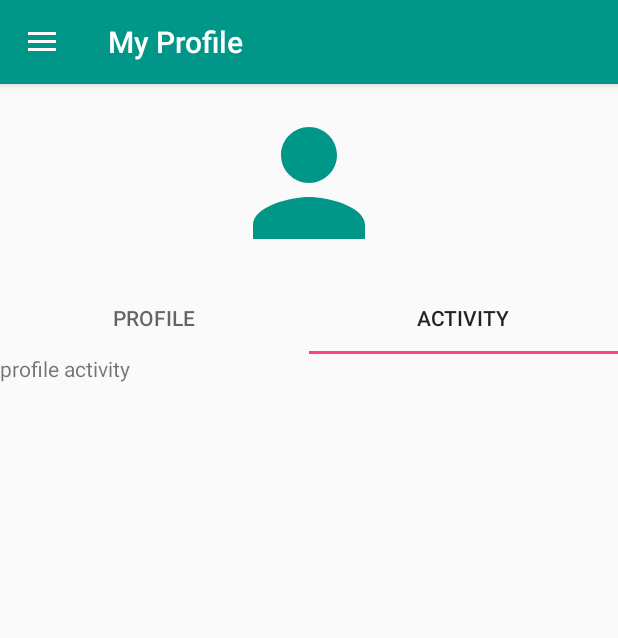
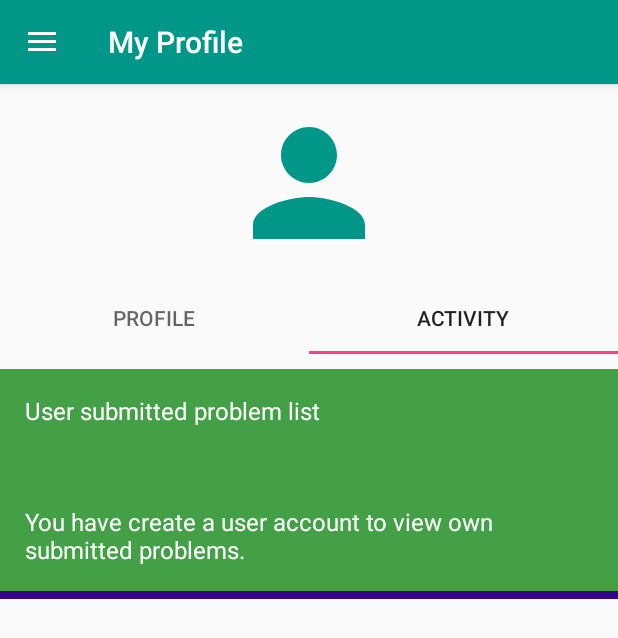
Before and after one commit to khayrul-atiq/ComplainBox2, an Android app: the fragment MyProfile placed in its activity, tab 2 chosen, on a phone screen of 412 x 824 dp. Shown: the top 638 px of the screen. Run offline under Robolectric (Android 15) with nearby library versions, the phone set to English and light mode, and no system bars; our stand-ins replace Volley; libraries missing offline, so code that uses them is left out: at.markushi.ui; network calls fail; 12 statements that could not run were skipped.

Commit message:
user profile without swip view

```diff
--- a/app/src/main/java/com/example/olife/complainbox2/MyProfile.java
+++ b/app/src/main/java/com/example/olife/complainbox2/MyProfile.java
@@ -34,19 +34,52 @@ public class MyProfile extends Fragment {
         super.onViewCreated(view, savedInstanceState);
         getActivity().setTitle("My Profile");
 
-        //replaceFragment(new ProfileInformation(),0);
+        replaceFragment(new ProfileInformation(),0);
 
 
-        ViewPager viewPager = getActivity().findViewById(R.id.viewPagerContainer);
-        setupViewPager(viewPager);
+        //ViewPager viewPager = getActivity().findViewById(R.id.viewPagerContainer);
+        //setupViewPager(viewPager);
 
 
         TabLayout tabLayout = getActivity().findViewById(R.id.tabLayout);
-        tabLayout.setupWithViewPager(viewPager);
+        //tabLayout.setupWithViewPager(viewPager);
+
+
+        tabLayout.setOnTabSelectedListener(new TabLayout.OnTabSelectedListener() {
+            @Override
+            public void onTabSelected(TabLayout.Tab tab) {
+
+                if(tab.getPosition()==0) replaceFragment(new ProfileInformation(),tab.getPosition());
+                else if (tab.getPosition()==1) replaceFragment(new ProfileAcivity(),tab.getPosition());
+
+            }
+
+            @Override
+            public void onTabUnselected(TabLayout.Tab tab) {
+
+            }
+
+            @Override
+            public void onTabReselected(TabLayout.Tab tab) {
+
+            }
+        });
 
     }
 
+    private void replaceFragment(Fragment fragment, int currentTab) {
+        FragmentManager fragmentManager = getActivity().getSupportFragmentManager();
+        FragmentTransaction transaction = fragmentManager.beginTransaction();
 
+        if(previousTab> currentTab) transaction.setCustomAnimations(R.anim.slide_from_left,R.anim.slide_to_right);
+        else transaction.setCustomAnimations(R.anim.slide_from_right, R.anim.slide_to_left);
+
+        transaction.replace(R.id.viewPagerContainer, fragment);
+        previousTab = currentTab;
+        transaction.commit();
+    }
+
+/*
     private void setupViewPager(ViewPager viewPager) {
         ViewPagerAdapter adapter = new ViewPagerAdapter(getActivity().getSupportFragmentManager());
         adapter.addFragment(new ProfileInformation(), "Profile");
@@ -84,4 +117,6 @@ public class MyProfile extends Fragment {
         }
     }
 
+*/
+
 }
--- /dev/null
+++ b/app/src/main/java/com/example/olife/complainbox2/ProblemInformation.java
@@ -0,0 +1,29 @@
+package com.example.olife.complainbox2;
+
+public class ProblemInformation {
+
+    private String problemDescription,problemCategory,problemSubmissionDate,problemStatus;
+
+    public ProblemInformation(String problemDescription, String problemCategory, String problemSubmissionDate, String problemStatus) {
+        this.problemDescription = problemDescription;
+        this.problemCategory = problemCategory;
+        this.problemSubmissionDate = problemSubmissionDate;
+        this.problemStatus = problemStatus;
+    }
+
+    public String getProblemDescription() {
+        return problemDescription;
+    }
+
+    public String getProblemCategory() {
+        return problemCategory;
+    }
+
+    public String getProblemSubmissionDate() {
+        return problemSubmissionDate;
+    }
+
+    public String getProblemStatus() {
+        return problemStatus;
+    }
+}
--- /dev/null
+++ b/app/src/main/java/com/example/olife/complainbox2/ProblemInformationCustomAdapter.java
@@ -0,0 +1,80 @@
+package com.example.olife.complainbox2;
+
+import android.content.Context;
+import android.support.annotation.NonNull;
+import android.util.Log;
+import android.view.LayoutInflater;
+import android.view.View;
+import android.view.ViewGroup;
+import android.widget.ArrayAdapter;
+import android.widget.TextView;
+
+import java.util.ArrayList;
+
+/**
+ * Created by olife on 4/6/2018.
+ */
+
+public class ProblemInformationCustomAdapter extends ArrayAdapter<ProblemInformation>{
+
+
+
+    private final Context context;
+    private ArrayList<ProblemInformation> values = new ArrayList<>();
+    private boolean isAccount;
+
+    public ProblemInformationCustomAdapter(Context context, ArrayList<ProblemInformation> values, boolean isAccount) {
+        super(context, -1, values);
+        this.context = context;
+        this.values = values;
+        this.isAccount = isAccount;
+    }
+
+    @NonNull
+    @Override
+    public View getView(final int position, View convertView, ViewGroup parent) {
+
+        LayoutInflater inflater = (LayoutInflater) context.getSystemService(Context.LAYOUT_INFLATER_SERVICE);
+
+
+            if(isAccount){
+                //if (convertView == null) {
+                convertView = inflater.inflate(R.layout.layout_activity_information_row, null);
+                //}
+
+                TextView problemDescription = convertView.findViewById(R.id.problem_des);
+                TextView problemCategory = convertView.findViewById(R.id.problem_category);
+                TextView problemSubmissionDate = convertView.findViewById(R.id.problem_submission_date);
+                TextView problemStatus = convertView.findViewById(R.id.problem_current_status);
+
+                problemDescription.setText(problemDescription.getText() + values.get(position).getProblemDescription());
+                problemCategory.setText(problemCategory.getText()+values.get(position).getProblemCategory());
+                problemSubmissionDate.setText(problemSubmissionDate+values.get(position).getProblemSubmissionDate());
+                problemStatus.setText(problemStatus.getText()+values.get(position).getProblemStatus());
+            }
+
+
+            else{
+                Log.d("empty user", "getView: work");
+
+                //if (convertView == null) {
+                convertView = inflater.inflate(R.layout.layout_activity_information_row, null);
+                //}
+
+                TextView problemDescription = convertView.findViewById(R.id.problem_des);
+                TextView problemCategory = convertView.findViewById(R.id.problem_category);
+                TextView problemSubmissionDate = convertView.findViewById(R.id.problem_submission_date);
+                TextView problemStatus = convertView.findViewById(R.id.problem_current_status);
+
+                problemDescription.setText("User submitted problem list");
+                problemCategory.setText("");
+                problemSubmissionDate.setText("");
+                problemStatus.setText("You have create a user account to view own submitted problems.");
+            }
+
+
+        return convertView;
+    }
+
+
+}
--- a/app/src/main/java/com/example/olife/complainbox2/ProfileAcivity.java
+++ b/app/src/main/java/com/example/olife/complainbox2/ProfileAcivity.java
@@ -1,18 +1,48 @@
 package com.example.olife.complainbox2;
 
+import android.app.ProgressDialog;
 import android.content.Context;
 import android.net.Uri;
 import android.os.Bundle;
 import android.support.annotation.NonNull;
 import android.support.annotation.Nullable;
 import android.support.v4.app.Fragment;
+import android.util.Log;
 import android.view.LayoutInflater;
 import android.view.View;
 import android.view.ViewGroup;
+import android.widget.ListView;
+import android.widget.Toast;
 
+import com.android.volley.Request;
+import com.android.volley.RequestQueue;
+import com.android.volley.Response;
+import com.android.volley.VolleyError;
+import com.android.volley.toolbox.StringRequest;
+import com.android.volley.toolbox.Volley;
+
+import org.json.JSONArray;
+import org.json.JSONException;
+import org.json.JSONObject;
+
+import java.util.ArrayList;
+import java.util.HashMap;
+import java.util.Map;
 
 
 public class ProfileAcivity extends Fragment {
+
+    private ProgressDialog pDialog;
+
+    private JSONArray all_problems = null;
+
+    private String userName,userEmail;
+
+    private ArrayList<ProblemInformation> problem_list;
+
+    private static String url_all_submitted_problems,TAG_SUCCESS,TAG_PROBLEMS,TAG_PROBLEM_DESCRIPTION,TAG_PROBLEM_CATEGORY,TAG_PROBLEM_SUBMISSION_DATE,TAG_PROBLEM_STATUS;
+
+    private ListView listView;
 
     @Override
     public View onCreateView(LayoutInflater inflater, ViewGroup container, Bundle savedInstanceState) {
@@ -23,5 +53,124 @@ public class ProfileAcivity extends Fragment {
     @Override
     public void onViewCreated(@NonNull View view, @Nullable Bundle savedInstanceState) {
         super.onViewCreated(view, savedInstanceState);
+
+        listView = getActivity().findViewById(R.id.user_submitted_problem_list);
+        initializeUrlAndTag();
+
+        getUserInformation();
+
+        //Log.d("called","profile acivity");
+
+        if(userName.equals("anonymous")){
+            //Log.d("called","profile acivity");
+            problem_list.add(new ProblemInformation(null,null,null,null));
+            ProblemInformationCustomAdapter adapter = new ProblemInformationCustomAdapter(getActivity(),problem_list,false);
+            listView.setAdapter(adapter);
+        }
+        else LoadAllSubmittedFormServer();
     }
+
+    private void getUserInformation(){
+
+        userName = "anonymous";
+        userEmail = "anonymous@example.com";
+
+    }
+
+    private void initializeUrlAndTag(){
+
+        problem_list = new ArrayList<>();
+
+        url_all_submitted_problems = getResources().getString(R.string.complain_box_domain) + getResources().getString(R.string.submitted_problem_url);
+        TAG_SUCCESS = getResources().getString(R.string.success_tag);
+        TAG_PROBLEMS = getResources().getString(R.string.problems_tag);
+        TAG_PROBLEM_DESCRIPTION = getResources().getString(R.string.problem_description_tag);
+        TAG_PROBLEM_CATEGORY = getResources().getString(R.string.problem_category_tag);
+        TAG_PROBLEM_SUBMISSION_DATE = getResources().getString(R.string.problem_submission_date_tag);
+        TAG_PROBLEM_STATUS = getResources().getString(R.string.problem_status_tag);
+
+    }
+
+
+    private void LoadAllSubmittedFormServer(){
+
+
+        RequestQueue MyRequestQueue = Volley.newRequestQueue(getActivity());
+
+        pDialog = new ProgressDialog(getActivity());
+        pDialog.setMessage("Loading notices. Please wait...");
+        pDialog.setIndeterminate(false);
+        pDialog.setCancelable(false);
+        pDialog.show();
+
+        StringRequest MyStringRequest = new StringRequest(Request.Method.POST, url_all_submitted_problems, new Response.Listener<String>() {
+            @Override
+            public void onResponse(String response) {
+                //This code is executed if the server responds, whether or not the response contains data.
+                //The String 'response' contains the server's response.
+                try {
+
+                    JSONObject json = new JSONObject(response);
+
+                    int success = json.getInt(TAG_SUCCESS);
+
+                    if (success == 1) {
+                        // products found
+                        // Getting Array of Products
+                        all_problems = json.getJSONArray(TAG_PROBLEMS);
+
+                        // looping through All Products
+                        for (int i = 0; i < all_problems.length(); i++) {
+                            JSONObject c = all_problems.getJSONObject(i);
+
+
+                            String problemDescription,problemCategory,problemSubmissionDate,problemStatus;
+                            // Storing each json item in variable
+                            //String notice_title,notice_file_name,notice_date;
+
+                            problemDescription = c.getString(TAG_PROBLEM_DESCRIPTION);
+                            problemCategory = c.getString(TAG_PROBLEM_CATEGORY);
+                            problemSubmissionDate = c.getString(TAG_PROBLEM_SUBMISSION_DATE);
+                            problemStatus = c.getString(TAG_PROBLEM_STATUS);
+
+
+                            // creating new list
+
+                            problem_list.add(new ProblemInformation( problemDescription,  problemCategory,  problemSubmissionDate,  problemStatus));
+
+                        }
+
+                        ProblemInformationCustomAdapter adapter = new ProblemInformationCustomAdapter(getActivity(),problem_list,true);
+                        listView.setAdapter(adapter);
+
+                    } else {
+                        // no products found
+
+                    }
+
+                } catch (JSONException e) {
+                    e.printStackTrace();
+                }
+                pDialog.dismiss();
+            }
+        }, new Response.ErrorListener() { //Create an error listener to handle errors appropriately.
+            @Override
+            public void onErrorResponse(VolleyError error) {
+                //This code is executed if there is an error.
+                Toast.makeText(getActivity(), error.getMessage(),Toast.LENGTH_SHORT).show();
+            }
+        }) {
+            protected Map<String, String> getParams() {
+                Map<String, String> MyData = new HashMap<String, String>();
+
+                return MyData;
+            }
+        };
+
+        MyRequestQueue.add(MyStringRequest);
+    }
+
+
+
+
 }
--- a/app/src/main/java/com/example/olife/complainbox2/ProfileInformation.java
+++ b/app/src/main/java/com/example/olife/complainbox2/ProfileInformation.java
@@ -9,9 +9,14 @@ import android.support.v4.app.Fragment;
 import android.view.LayoutInflater;
 import android.view.View;
 import android.view.ViewGroup;
+import android.widget.TextView;
 
 
 public class ProfileInformation extends Fragment {
+
+
+    private String userName,userEmail;
+
 
     @Override
     public View onCreateView(LayoutInflater inflater, ViewGroup container, Bundle savedInstanceState) {
@@ -22,5 +27,23 @@ public class ProfileInformation extends Fragment {
     @Override
     public void onViewCreated(@NonNull View view, @Nullable Bundle savedInstanceState) {
         super.onViewCreated(view, savedInstanceState);
+
+        getUserInformation();
+
+        TextView name = getActivity().findViewById(R.id.user_name);
+        TextView email = getActivity().findViewById(R.id.user_email);
+
+        name.setText(name.getText()+userName);
+        email.setText(email.getText()+userEmail);
+
+    }
+
+
+    private void getUserInformation(){
+        userName = "anonymous";
+        userEmail = "anonymous@example.com";
+
+
+        // server connection
     }
 }
--- a/app/src/main/res/layout/fragment_my_profile.xml
+++ b/app/src/main/res/layout/fragment_my_profile.xml
@@ -25,24 +25,32 @@
         android:layout_gravity="center"
         >
 
+        <android.support.design.widget.TabItem
+            android:layout_width="wrap_content"
+            android:layout_height="wrap_content"
+            android:text="Profile"/>
+
+        <android.support.design.widget.TabItem
+            android:layout_width="wrap_content"
+            android:layout_height="wrap_content"
+            android:text="Activity"/>
 
     </android.support.design.widget.TabLayout>
 
+    <!--
 
     <android.support.v4.view.ViewPager
         android:id="@+id/viewPagerContainer"
         android:layout_width="match_parent"
         android:layout_height="match_parent"
         app:layout_behavior="@string/appbar_scrolling_view_behavior"  />
-
-<!--
+-->
     <LinearLayout
-        android:id="@+id/fragmentContainer"
+        android:id="@+id/viewPagerContainer"
         android:layout_width="match_parent"
         android:layout_height="match_parent"
         android:orientation="vertical">
     </LinearLayout>
 
-    -->
 
 </LinearLayout>
--- a/app/src/main/res/layout/fragment_profile_acivity.xml
+++ b/app/src/main/res/layout/fragment_profile_acivity.xml
@@ -1,14 +1,20 @@
 <?xml version="1.0" encoding="utf-8"?>
-<FrameLayout xmlns:android="http://schemas.android.com/apk/res/android"
+<LinearLayout xmlns:android="http://schemas.android.com/apk/res/android"
     xmlns:tools="http://schemas.android.com/tools"
     android:layout_width="match_parent"
     android:layout_height="match_parent"
+    android:orientation="vertical"
     tools:context=".ProfileAcivity">
 
     <!-- TODO: Update blank fragment layout -->
-    <TextView
+
+    <ListView
+        android:id="@+id/user_submitted_problem_list"
+        android:layout_marginTop="@dimen/notice_ic_text_space"
         android:layout_width="match_parent"
         android:layout_height="match_parent"
-        android:text="profile activity" />
+        android:dividerHeight="5dp"
+        android:divider="#37058e">
+    </ListView>
 
-</FrameLayout>
+</LinearLayout>
--- /dev/null
+++ b/app/src/main/res/layout/layout_activity_information_row.xml
@@ -0,0 +1,67 @@
+<?xml version="1.0" encoding="utf-8"?>
+
+<LinearLayout xmlns:android="http://schemas.android.com/apk/res/android"
+    xmlns:app="http://schemas.android.com/apk/res-auto"
+    android:layout_width="match_parent"
+    android:layout_height="wrap_content"
+    android:orientation="vertical"
+    android:background="#43A047"
+    android:focusableInTouchMode="false"
+    android:focusable="false"
+    >
+
+    <LinearLayout
+        android:layout_width="match_parent"
+        android:layout_height="wrap_content"
+        android:orientation="vertical"
+        android:padding="5dp"
+        android:layout_margin="@dimen/notice_ic_text_space"
+        >
+
+        <TextView
+            android:id="@+id/problem_des"
+            android:layout_width="wrap_content"
+            android:layout_height="wrap_content"
+            android:padding="1dp"
+            android:text="Problem Description : "
+            android:textColor="#ffffff"
+            android:textSize="16sp"
+            />
+
+        <TextView
+            android:id="@+id/problem_category"
+            android:layout_width="wrap_content"
+            android:layout_height="wrap_content"
+            android:padding="1dp"
+            android:text="Problem Category : "
+            android:textColor="#ffffff"
+            android:textSize="16sp"
+            />
+
+
+        <TextView
+            android:id="@+id/problem_submission_date"
+            android:layout_width="wrap_content"
+            android:layout_height="wrap_content"
+            android:padding="1dp"
+            android:textColor="#ffffff"
+            android:text="Problem Submission Date : "
+            android:textSize="16sp"
+
+            />
+
+        <TextView
+            android:id="@+id/problem_current_status"
+            android:layout_width="wrap_content"
+            android:layout_height="wrap_content"
+            android:padding="1dp"
+            android:textColor="#ffffff"
+            android:text="Current Status : "
+            android:textSize="16sp"
+            />
+
+    </LinearLayout>
+
+
+
+</LinearLayout>
--- a/app/src/main/res/values/strings.xml
+++ b/app/src/main/res/values/strings.xml
@@ -70,4 +70,12 @@
     <string name="problem_category_Others">Others</string>
 
 
+    <string name="submitted_problem_url">/android/getAllSubmittedProblem.php</string>
+    <string name="problems_tag">problems</string>
+    <string name="problem_description_tag">problemDescription</string>
+    <string name="problem_category_tag">problemCategory</string>
+    <string name="problem_submission_date_tag">problemSubmissionDate</string>
+    <string name="problem_status_tag">problemStatus</string>
+
+
 </resources>
```
Also changed, not shown: app/src/main/res/layout/fragment_profile_information.xml (+22 -7 lines).
